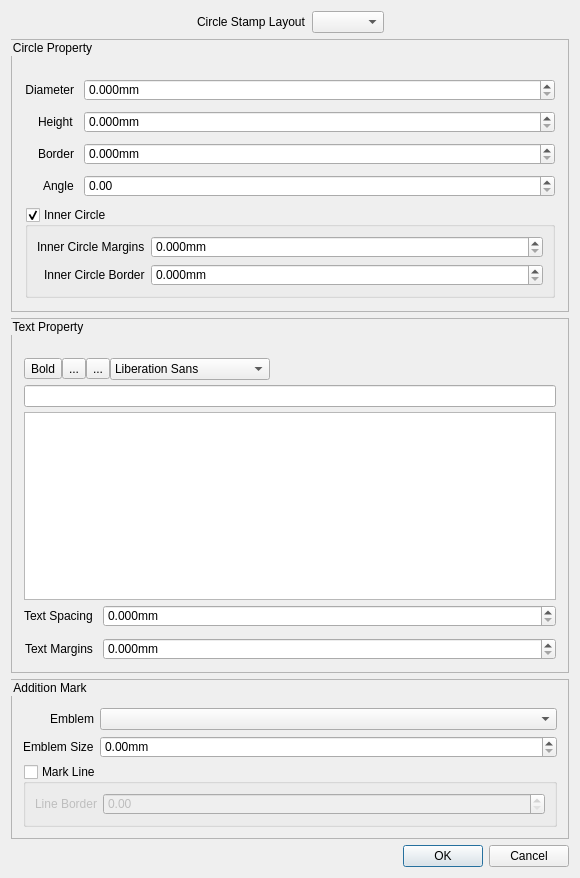
Old version of the form src/ui/StampCircleDialog.ui in the repository oneminute/LaserController.
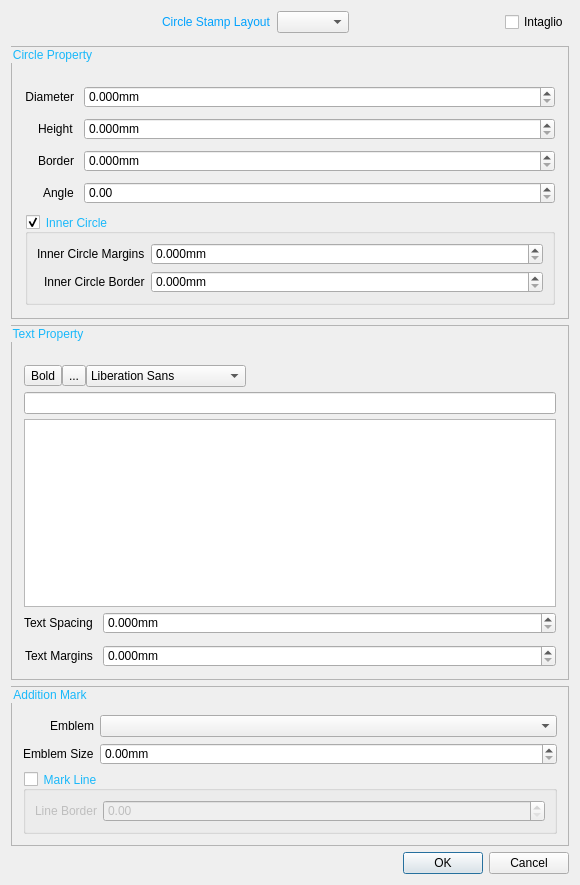
New version of the form. Icons and pictures are not drawn. Custom widgets are drawn as their Qt base class.

The edit to the form file:
```diff
--- a/src/ui/StampCircleDialog.ui
+++ b/src/ui/StampCircleDialog.ui
@@ -28,6 +28,9 @@
   <layout class="QVBoxLayout" name="verticalLayout">
    <item>
     <layout class="QHBoxLayout" name="horizontalLayout_3">
+     <property name="bottomMargin">
+      <number>7</number>
+     </property>
      <item>
       <spacer name="horizontalSpacer">
        <property name="orientation">
@@ -43,6 +46,9 @@
      </item>
      <item>
       <widget class="QLabel" name="circleStampLayoutLabel">
+       <property name="styleSheet">
+        <string notr="true">QLabel{color:rgb(1, 162, 254)}</string>
+       </property>
        <property name="text">
         <string>Circle Stamp Layout</string>
        </property>
@@ -68,6 +74,13 @@
        </property>
       </spacer>
      </item>
+     <item>
+      <widget class="QCheckBox" name="stampIntaglioCheckBox">
+       <property name="text">
+        <string>Intaglio</string>
+       </property>
+      </widget>
+     </item>
     </layout>
    </item>
    <item>
@@ -79,7 +92,8 @@
       </size>
      </property>
      <property name="styleSheet">
-      <string notr="true">QGroupBox#CircleGroupBox{border: 1px solid rgb(180, 180, 180)}</string>
+      <string notr="true">QGroupBox#CircleGroupBox{border: 1px solid rgb(180, 180, 180)}
+QGroupBox::title{color:rgb(25, 184, 250)}</string>
      </property>
      <property name="title">
       <string>Circle Property</string>
@@ -267,7 +281,8 @@
       </size>
      </property>
      <property name="styleSheet">
-      <string notr="true">QGroupBox#textPropertyGroupBox{border: 1px solid rgb(180, 180, 180)}</string>
+      <string notr="true">QGroupBox#textPropertyGroupBox{border: 1px solid rgb(180, 180, 180)}
+QGroupBox::title{color:rgb(25, 184, 250)}</string>
      </property>
      <property name="title">
       <string>Text Property</string>
@@ -395,20 +410,6 @@
           </property>
          </widget>
         </item>
-        <item>
-         <widget class="QToolButton" name="fillBtn">
-          <property name="text">
-           <string>...</string>
-          </property>
-          <property name="icon">
-           <iconset resource="../res/icons.qrc">
-            <normaloff>:/ui/icons/images/fill.png</normaloff>:/ui/icons/images/fill.png</iconset>
-          </property>
-          <property name="checkable">
-           <bool>true</bool>
-          </property>
-         </widget>
-        </item>
         <item>
          <widget class="QFontComboBox" name="fontComboBox">
           <property name="maximumSize">
@@ -481,7 +482,8 @@
       </size>
      </property>
      <property name="styleSheet">
-      <string notr="true">QGroupBox#AdditionGroupBox{border: 1px solid rgb(180, 180, 180)}</string>
+      <string notr="true">QGroupBox#AdditionGroupBox{border: 1px solid rgb(180, 180, 180)}
+QGroupBox::title{color:rgb(25, 184, 250)}</string>
      </property>
      <property name="title">
       <string>Addition Mark</string>
```
